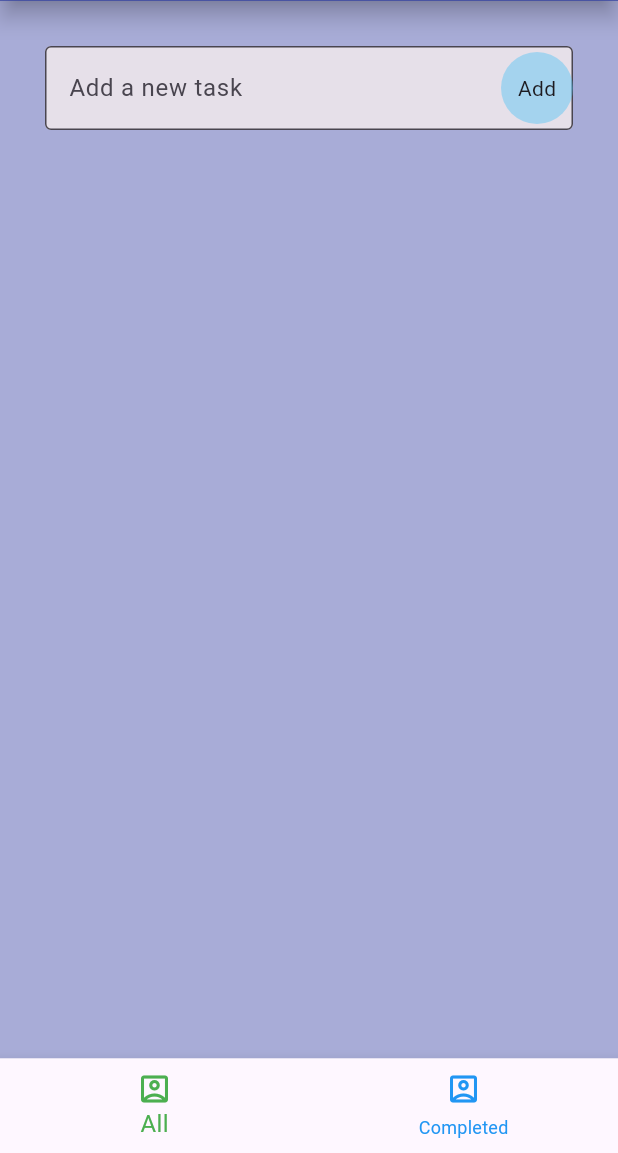
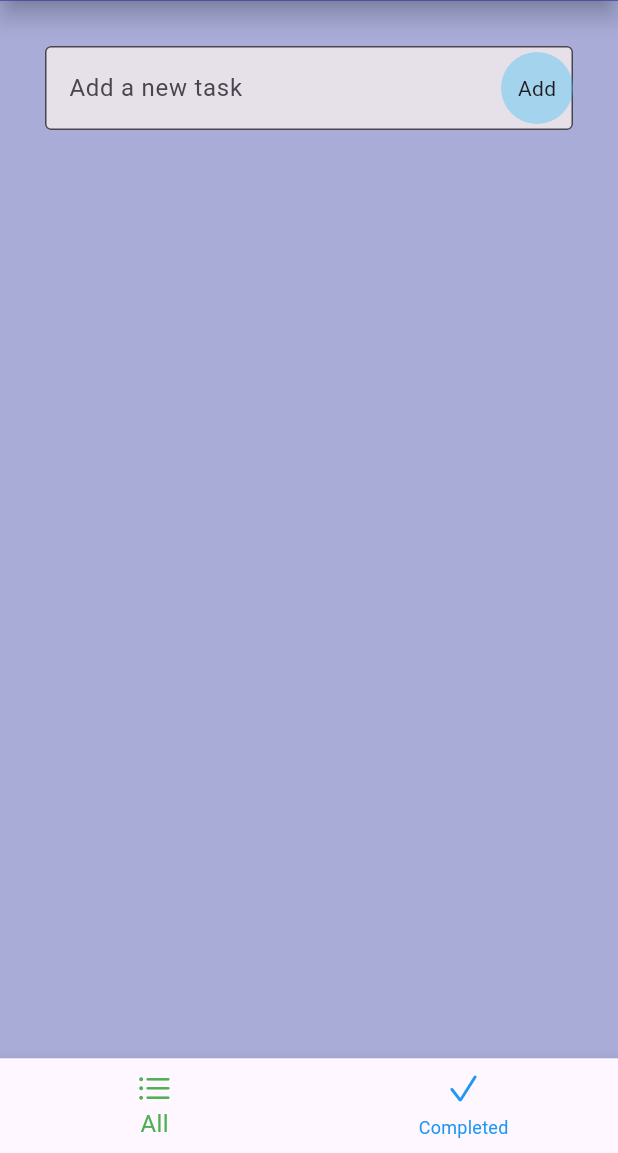
Before and after one commit to Leta-D/mobile-kuraztech, a Flutter app: the TodoHomePage screen opened by its route, on a phone screen of 412 x 824 dp, the part 83-1236 px from its top. Run offline on Flutter 3.47's test engine with Material 3 defaults, Android fonts, the phone set to English and light mode, and no system bars.

Commit message:
fixed small bugs

```diff
--- a/lib/pages/todo_home.dart
+++ b/lib/pages/todo_home.dart
@@ -1,3 +1,4 @@
+import 'package:flutter/cupertino.dart';
 import 'package:flutter/material.dart';
 import 'package:provider/provider.dart';
 import 'todo_provider.dart';
@@ -38,12 +39,12 @@ class _TodoHomePageState extends State<TodoHomePage> {
         // type: BottomNavigationBarType.shifting,
         items: [
           BottomNavigationBarItem(
-            icon: Icon(Icons.account_box_outlined),
+            icon: Icon(CupertinoIcons.list_bullet),
             label: "All",
             backgroundColor: Colors.green,
           ),
           BottomNavigationBarItem(
-            icon: Icon(Icons.account_box_outlined),
+            icon: Icon(CupertinoIcons.check_mark),
             label: "Completed",
             backgroundColor: Colors.black,
           ),
```
